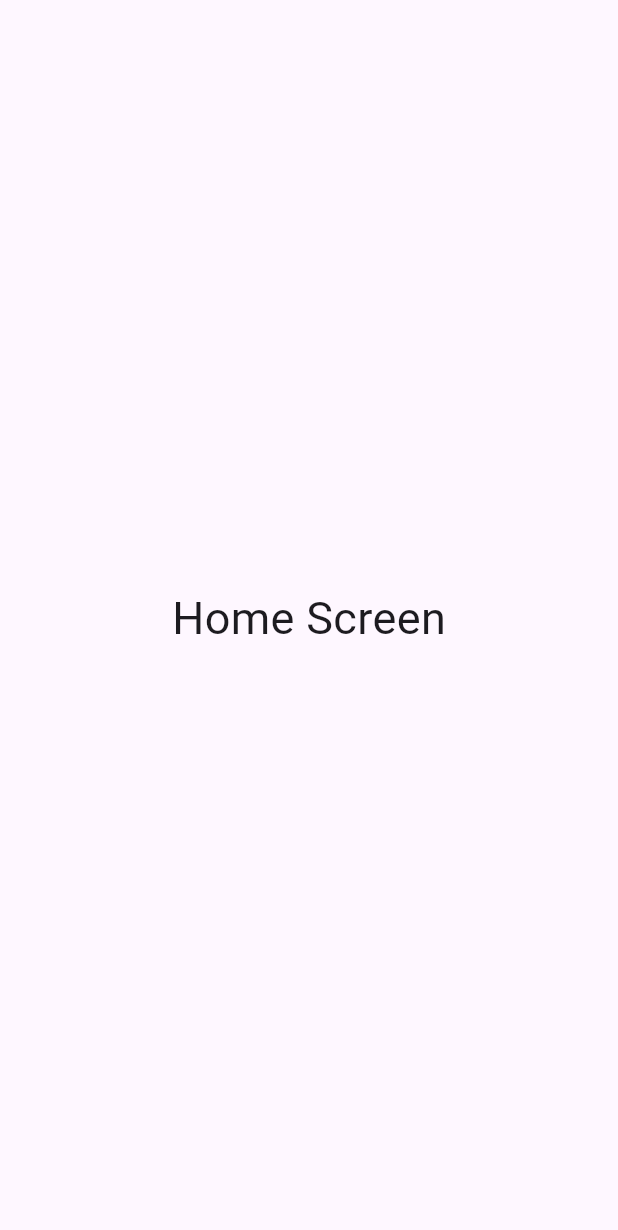
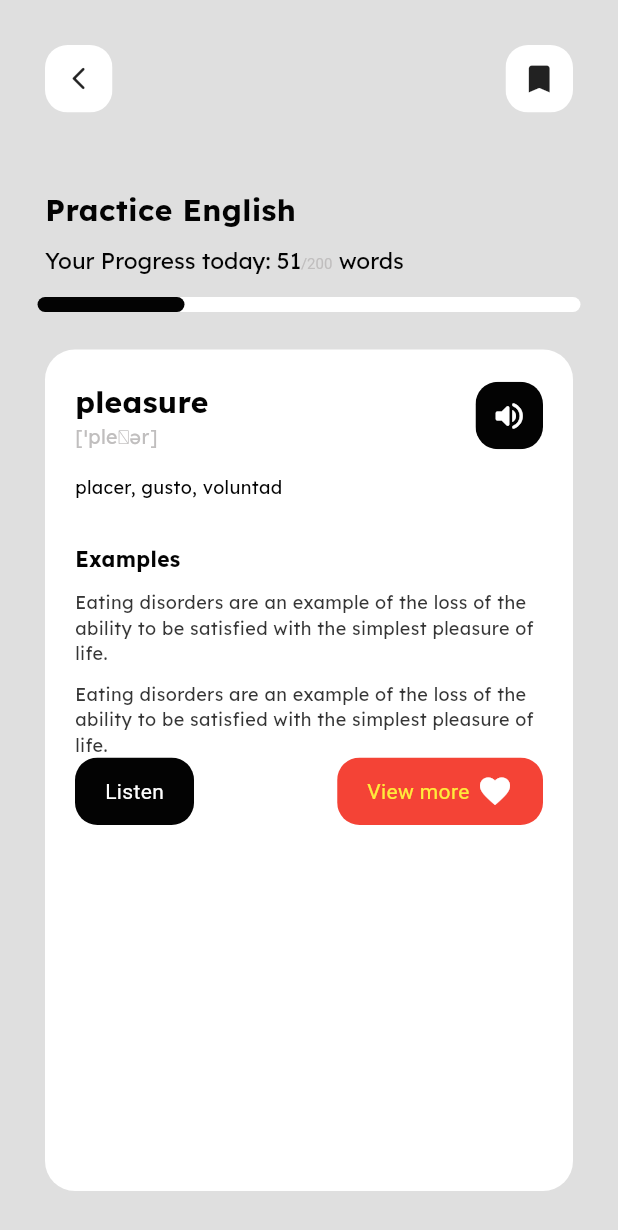
Before and after one commit to ivansaul/personal_vocabulary, a Flutter app: the screen it shows after launch, on a phone screen of 412 x 824 dp. Shown: the top 1230 px of the screen. Run offline on Flutter 3.47's test engine with Material 2 defaults, Android fonts, the phone set to English and light mode, and no system bars; our stand-ins replace flutter_riverpod, go_router, google_fonts; missing offline and left inert: device_preview_screenshot.

Commit message:
initial commit

```diff
--- a/lib/config/router/app_router.dart
+++ b/lib/config/router/app_router.dart
@@ -1,13 +1,13 @@
-import 'package:flutter_template/presentation/screens/home_screen.dart';
 import 'package:go_router/go_router.dart';
+
+import '../../ui/screens/detail_screen.dart';
 
 final appRouter = GoRouter(
   initialLocation: '/',
   routes: [
     GoRoute(
       path: '/',
-      name: HomeScreen.name,
-      builder: (context, state) => const HomeScreen(),
+      builder: (context, state) => const DetailScreen(),
     )
   ],
 );
--- a/lib/config/theme/app_theme.dart
+++ b/lib/config/theme/app_theme.dart
@@ -1,9 +1,31 @@
 import 'package:flutter/material.dart';
+import 'package:google_fonts/google_fonts.dart';
 
 class AppTheme {
-  ThemeData getTheme() {
+  AppTheme._();
+
+  static ThemeData getTheme() {
     return ThemeData(
       useMaterial3: true,
     );
   }
+
+  // Primary Colors
+  static const Color primaryColorGray = Color(0xFFC0BEBE);
+  static const Color primaryColorLightGray = Color(0xFFDFDFDF);
+  static const Color primaryColorDarkGray = Color(0xFF646464);
+  static const Color primaryColorBlack = Color(0xFF030303);
+  static const Color primaryColorWhite = Colors.white;
+
+  // Text Style
+  static TextStyle titleLargeTextStyle = GoogleFonts.lexend(
+    color: AppTheme.primaryColorBlack,
+    fontWeight: FontWeight.bold,
+    fontSize: 20,
+  );
+  static TextStyle progressTextStyle = GoogleFonts.lexend(
+    color: AppTheme.primaryColorBlack,
+    fontWeight: FontWeight.w400,
+    fontSize: 15,
+  );
 }
--- /dev/null
+++ b/lib/domain/entities/word.dart
@@ -0,0 +1,32 @@
+class Word {
+  final String id;
+  final String name;
+  final String form;
+  final String ipa;
+  final String sound;
+  final List<String> examples;
+
+  Word({
+    required this.id,
+    required this.name,
+    required this.form,
+    required this.ipa,
+    required this.sound,
+    required this.examples,
+  });
+}
+
+final exampleWord = Word(
+  id: "id",
+  name: "pleasure",
+  form: "noun",
+  ipa: "ˈpleʒər",
+  sound: "https://myefe.com/data/sw/words/us/p/pleasure__us_1.mp3",
+  examples: [
+    "Some parts of the building are for entertainment, pleasure , and relaxation; others for work and for meeting outsiders.",
+    "It turns obligation into pleasure , a daily necessity into a celebration.",
+    "Glasgow has become a place of leisure, pleasure and entertainment.",
+    "What I want to do is to give my customers the satisfaction and pleasure .",
+    "Eating disorders are an example of the loss of the ability to be satisfied with the simplest pleasure of life.",
+  ],
+);
--- a/lib/main.dart
+++ b/lib/main.dart
@@ -40,7 +40,7 @@ class MyApp extends StatelessWidget {
     return MaterialApp.router(
       debugShowCheckedModeBanner: false,
       routerConfig: appRouter,
-      theme: AppTheme().getTheme(),
+      theme: AppTheme.getTheme(),
       title: 'Material App',
     );
   }
@@ -59,7 +59,7 @@ class MyAppPreview extends StatelessWidget {
       debugShowCheckedModeBanner: false,
       routerConfig: appRouter,
       title: 'Material App',
-      theme: AppTheme().getTheme(),
+      theme: AppTheme.getTheme(),
     );
   }
 }
--- a/lib/presentation/screens/screens.dart
+++ /dev/null
@@ -1 +0,0 @@
-export 'home_screen.dart';
--- /dev/null
+++ b/lib/ui/screens/detail_screen.dart
@@ -0,0 +1,145 @@
+import 'package:flutter/material.dart';
+import 'package:flutter_template/config/theme/app_theme.dart';
+import 'package:flutter_template/ui/widgets/widgets.dart';
+import 'package:google_fonts/google_fonts.dart';
+
+class DetailScreen extends StatelessWidget {
+  const DetailScreen({super.key});
+
+  @override
+  Widget build(BuildContext context) {
+    return Scaffold(
+      backgroundColor: AppTheme.primaryColorLightGray,
+      body: SafeArea(
+        child: Padding(
+          padding: const EdgeInsets.all(30),
+          child: Column(
+            crossAxisAlignment: CrossAxisAlignment.start,
+            children: [
+              Row(
+                children: [
+                  CustomIconButton(
+                    icon: const Icon(
+                      Icons.arrow_back_ios_new_rounded,
+                      size: 18,
+                    ),
+                    onTap: () {},
+                  ),
+                  const Spacer(),
+                  CustomIconButton(
+                    icon: const Icon(Icons.bookmark),
+                    onTap: () {},
+                  ),
+                ],
+              ),
+              const SizedBox(height: 50),
+              Text(
+                'Practice English',
+                style: AppTheme.titleLargeTextStyle,
+              ),
+              const SizedBox(height: 10),
+              const ProgressWidget(progress: 0.25),
+              const SizedBox(height: 20),
+              Expanded(
+                child: Container(
+                  padding: const EdgeInsets.all(20),
+                  width: double.infinity,
+                  decoration: BoxDecoration(
+                    color: AppTheme.primaryColorWhite,
+                    borderRadius: BorderRadius.circular(20),
+                  ),
+                  child: Column(
+                    crossAxisAlignment: CrossAxisAlignment.start,
+                    children: [
+                      Row(
+                        children: [
+                          Column(
+                            crossAxisAlignment: CrossAxisAlignment.start,
+                            children: [
+                              Text(
+                                'pleasure',
+                                style: AppTheme.titleLargeTextStyle,
+                              ),
+                              Text(
+                                "[ˈpleʒər]",
+                                style: GoogleFonts.lexend(
+                                  color: AppTheme.primaryColorGray,
+                                  fontSize: 13,
+                                ),
+                              ),
+                            ],
+                          ),
+                          const Spacer(),
+                          CustomIconButton(
+                            icon: const Icon(
+                              Icons.volume_up_rounded,
+                              color: AppTheme.primaryColorWhite,
+                            ),
+                            color: AppTheme.primaryColorBlack,
+                            onTap: () {},
+                          ),
+                        ],
+                      ),
+                      const SizedBox(height: 15),
+                      Text(
+                        'placer, gusto, voluntad',
+                        style: GoogleFonts.lexend(
+                          color: AppTheme.primaryColorBlack,
+                          fontSize: 12,
+                        ),
+                      ),
+                      const SizedBox(height: 30),
+                      Text(
+                        'Examples',
+                        style: GoogleFonts.lexend(
+                          color: AppTheme.primaryColorBlack,
+                          fontWeight: FontWeight.bold,
+                          fontSize: 14,
+                        ),
+                      ),
+                      const SizedBox(height: 10),
+                      Text(
+                        "Eating disorders are an example of the loss of the ability to be satisfied with the simplest pleasure of life.",
+                        style: GoogleFonts.lexend(
+                          color: AppTheme.primaryColorBlack.withOpacity(0.8),
+                          fontSize: 12,
+                        ),
+                      ),
+                      const SizedBox(height: 10),
+                      Text(
+                        "Eating disorders are an example of the loss of the ability to be satisfied with the simplest pleasure of life.",
+                        style: GoogleFonts.lexend(
+                          color: AppTheme.primaryColorBlack.withOpacity(0.8),
+                          fontSize: 12,
+                        ),
+                      ),
+                      Row(
+                        children: [
+                          CustomTextIconButton(
+                            text: 'Listen',
+                            onTap: () {},
+                          ),
+                          const Spacer(),
+                          CustomTextIconButton(
+                            color: Colors.red,
+                            colorText: Colors.yellow,
+                            icon: const Icon(
+                              Icons.favorite,
+                              color: Colors.white,
+                            ),
+                            text: 'View more',
+                            onTap: () {},
+                          ),
+                        ],
+                      )
+                    ],
+                  ),
+                ),
+              )
+            ],
+          ),
+        ),
+      ),
+    );
+  }
+}
--- /dev/null
+++ b/lib/ui/screens/screens.dart
@@ -0,0 +1,2 @@
+export 'home_screen.dart';
+export 'detail_screen.dart';
--- /dev/null
+++ b/lib/ui/widgets/custom_icon_button.dart
@@ -0,0 +1,37 @@
+import 'package:flutter/material.dart';
+import 'package:flutter_template/config/theme/app_theme.dart';
+
+class CustomIconButton extends StatelessWidget {
+  final Icon icon;
+  final Color color;
+  final double size;
+  final double borderRadius;
+  final void Function() onTap;
+
+  const CustomIconButton({
+    super.key,
+    required this.icon,
+    this.color = AppTheme.primaryColorWhite,
+    this.size = 45,
+    this.borderRadius = 15,
+    required this.onTap,
+  });
+
+  @override
+  Widget build(BuildContext context) {
+    return ClipRRect(
+      borderRadius: BorderRadius.circular(borderRadius),
+      child: Material(
+        color: color,
+        child: InkWell(
+          onTap: onTap,
+          child: SizedBox(
+            height: size,
+            width: size,
+            child: icon,
+          ),
+        ),
+      ),
+    );
+  }
+}
--- /dev/null
+++ b/lib/ui/widgets/custom_text_icon_button.dart
@@ -0,0 +1,54 @@
+import 'package:flutter/material.dart';
+import 'package:flutter_template/config/theme/app_theme.dart';
+
+class CustomTextIconButton extends StatelessWidget {
+  final String text;
+  final Color colorText;
+  final Icon? icon;
+  final Color color;
+  final double height;
+  final double borderRadius;
+  final void Function() onTap;
+
+  const CustomTextIconButton({
+    super.key,
+    required this.text,
+    this.icon,
+    this.color = AppTheme.primaryColorBlack,
+    this.colorText = AppTheme.primaryColorWhite,
+    this.height = 45,
+    this.borderRadius = 15,
+    required this.onTap,
+  });
+
+  @override
+  Widget build(BuildContext context) {
+    return ClipRRect(
+      borderRadius: BorderRadius.circular(borderRadius),
+      child: Material(
+        color: color,
+        child: InkWell(
+          onTap: onTap,
+          child: SizedBox(
+            height: height,
+            child: Padding(
+              padding: const EdgeInsets.only(right: 20, left: 20),
+              child: Center(
+                child: Row(
+                  children: [
+                    Text(
+                      text,
+                      style: TextStyle(color: colorText),
+                    ),
+                    if (icon != null) const SizedBox(width: 5),
+                    if (icon != null) icon!
+                  ],
+                ),
+              ),
+            ),
+          ),
+        ),
+      ),
+    );
+  }
+}
--- /dev/null
+++ b/lib/ui/widgets/progress_widget.dart
@@ -0,0 +1,87 @@
+import 'package:flutter/material.dart';
+import 'package:flutter_template/config/theme/app_theme.dart';
+
+class ProgressWidget extends StatelessWidget {
+  final double progress;
+  const ProgressWidget({
+    super.key,
+    required this.progress,
+  });
+
+  @override
+  Widget build(BuildContext context) {
+    return Column(
+      crossAxisAlignment: CrossAxisAlignment.start,
+      children: [
+        RichText(
+          text: TextSpan(
+            style: AppTheme.progressTextStyle,
+            children: const [
+              TextSpan(
+                text: 'Your Progress today: ',
+              ),
+              TextSpan(
+                text: '51',
+              ),
+              TextSpan(
+                text: '/200',
+                style: TextStyle(
+                  color: AppTheme.primaryColorGray,
+                  fontSize: 10,
+                ),
+              ),
+              TextSpan(
+                text: ' words',
+              ),
+            ],
+          ),
+        ),
+        const SizedBox(height: 10),
+        Container(
+          height: 20,
+          width: double.infinity,
+          color: Colors.transparent,
+          child: CustomPaint(
+            painter: _ProgressPainter(progress: progress),
+          ),
+        ),
+      ],
+    );
+  }
+}
+
+class _ProgressPainter extends CustomPainter {
+  final double progress;
+
+  _ProgressPainter({required this.progress});
+  @override
+  void paint(Canvas canvas, Size size) {
+    final pathIn = Path()
+      ..moveTo(0, size.height * 0.5)
+      ..lineTo(size.width, size.height * 0.5);
+
+    final paintIn = Paint()
+      ..color = AppTheme.primaryColorWhite
+      ..strokeWidth = 10
+      ..strokeJoin = StrokeJoin.round
+      ..strokeCap = StrokeCap.round
+      ..style = PaintingStyle.stroke;
+    canvas.drawPath(pathIn, paintIn);
+
+    final pathOut = Path()
+      ..moveTo(0, size.height * 0.5)
+      ..lineTo(size.width * progress, size.height * 0.5);
+    final paintOut = Paint()
+      ..color = AppTheme.primaryColorBlack
+      ..strokeWidth = 10
+      ..strokeJoin = StrokeJoin.round
+      ..strokeCap = StrokeCap.round
+      ..style = PaintingStyle.stroke;
+    canvas.drawPath(pathOut, paintOut);
+  }
+
+  @override
+  bool shouldRepaint(covariant CustomPainter oldDelegate) {
+    return true;
+  }
+}
--- /dev/null
+++ b/lib/ui/widgets/widgets.dart
@@ -0,0 +1,3 @@
+export 'custom_icon_button.dart';
+export 'progress_widget.dart';
+export 'custom_text_icon_button.dart';
--- a/pubspec.yaml
+++ b/pubspec.yaml
@@ -35,6 +35,7 @@ dependencies:
     sdk: flutter
   flutter_riverpod: ^2.3.6
   go_router: ^7.0.1
+  google_fonts: ^5.1.0
 
 dev_dependencies:
   flutter_lints: ^2.0.0
```
Also changed, not shown: lib/presentation/widgets/widgets.dart (deleted), lib/ui/screens/home_screen.dart (renamed from lib/presentation/screens/home_screen.dart), pubspec.lock, 1 other file.
